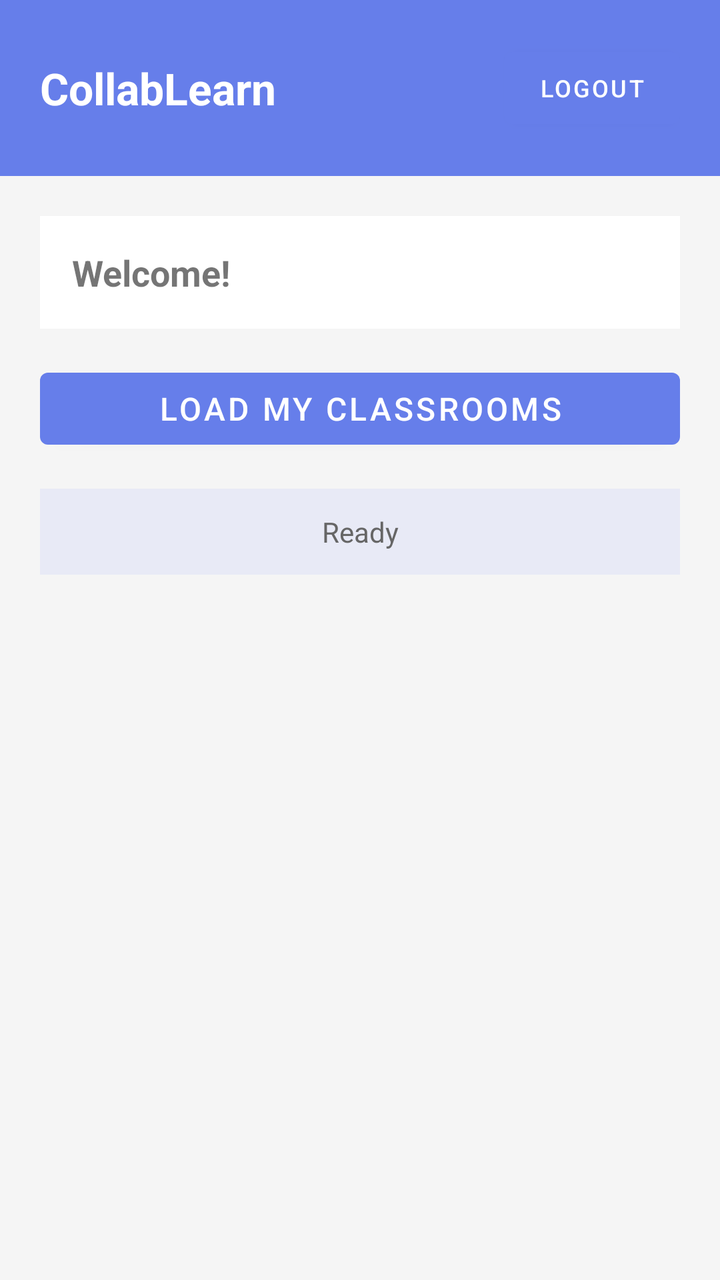
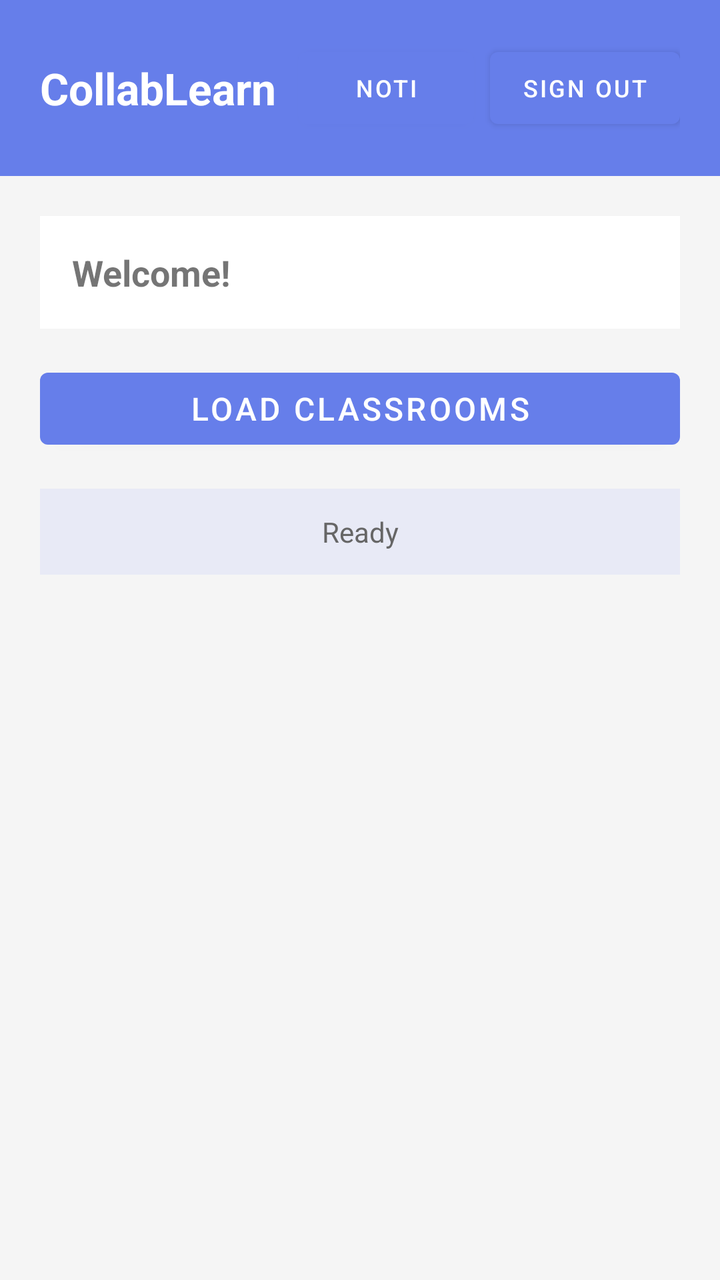

The first picture is an Android layout as it rendered before a commit; the second is the same layout after the commit. The layout source and the unified diff follow.
<!-- AndroidManifest.xml: application theme Theme.CollabLearn -->
<!-- res/layout/activity_main.xml -->
<?xml version="1.0" encoding="utf-8"?>
<LinearLayout xmlns:android="http://schemas.android.com/apk/res/android"
    android:layout_width="match_parent"
    android:layout_height="match_parent"
    android:orientation="vertical"
    android:background="#F5F5F5">

    <LinearLayout
        android:layout_width="match_parent"
        android:layout_height="wrap_content"
        android:background="#667eea"
        android:padding="20dp"
        android:orientation="horizontal"
        android:gravity="center_vertical">

        <TextView
            android:layout_width="0dp"
            android:layout_height="wrap_content"
            android:layout_weight="1"
            android:text="CollabLearn"
            android:textColor="#FFFFFF"
            android:textSize="22sp"
            android:textStyle="bold"/>

        <Button
            android:id="@+id/logoutButton"
            android:layout_width="wrap_content"
            android:layout_height="wrap_content"
            android:text="LOGOUT"
            android:textSize="12sp"/>
    </LinearLayout>

    <ScrollView
        android:layout_width="match_parent"
        android:layout_height="0dp"
        android:layout_weight="1"
        android:fillViewport="true">

        <LinearLayout
            android:layout_width="match_parent"
            android:layout_height="wrap_content"
            android:orientation="vertical"
            android:padding="20dp">

            <TextView
                android:id="@+id/welcomeText"
                android:layout_width="match_parent"
                android:layout_height="wrap_content"
                android:text="Welcome!"
                android:textSize="18sp"
                android:textStyle="bold"
                android:padding="16dp"
                android:background="#FFFFFF"
                android:layout_marginBottom="16dp"/>

            <Button
                android:id="@+id/loadClassroomsButton"
                android:layout_width="match_parent"
                android:layout_height="wrap_content"
                android:text="LOAD MY CLASSROOMS"
                android:textSize="16sp"
                android:layout_marginBottom="16dp"/>

            <ProgressBar
                android:id="@+id/progressBar"
                android:layout_width="wrap_content"
                android:layout_height="wrap_content"
                android:layout_gravity="center"
                android:visibility="gone"
                android:layout_marginBottom="16dp"/>

            <TextView
                android:id="@+id/statusText"
                android:layout_width="match_parent"
                android:layout_height="wrap_content"
                android:padding="12dp"
                android:background="#E8EAF6"
                android:text="Ready"
                android:textColor="#666666"
                android:gravity="center"
                android:layout_marginBottom="16dp"/>

            <LinearLayout
                android:id="@+id/classroomsList"
                android:layout_width="match_parent"
                android:layout_height="wrap_content"
                android:orientation="vertical"/>
        </LinearLayout>
    </ScrollView>

</LinearLayout>
<!-- resources referenced by this layout -->
<resources>
  <style name="Theme.CollabLearn" parent="Theme.MaterialComponents.Light.NoActionBar">
          <item name="colorPrimary">#667eea</item>
          <item name="colorPrimaryVariant">#5568d3</item>
          <item name="colorOnPrimary">#FFFFFF</item>
          <item name="colorSecondary">#764ba2</item>
          <item name="colorSecondaryVariant">#5e3a82</item>
          <item name="colorOnSecondary">#FFFFFF</item>
          <item name="android:statusBarColor">?attr/colorPrimaryVariant</item>
      </style>
</resources>

<!-- the commit's change to res/layout/activity_main.xml (unified diff, before → after) -->
@@ -23,10 +23,18 @@
             android:textStyle="bold"/>
 
         <Button
+            android:id="@+id/notificationButton"
+            android:layout_width="wrap_content"
+            android:layout_height="wrap_content"
+            android:layout_marginEnd="8dp"
+            android:text="noti"
+            android:textSize="12sp"/>
+
+        <Button
             android:id="@+id/logoutButton"
             android:layout_width="wrap_content"
             android:layout_height="wrap_content"
-            android:text="LOGOUT"
+            android:text="sign out"
             android:textSize="12sp"/>
     </LinearLayout>
 
@@ -57,7 +65,7 @@
                 android:id="@+id/loadClassroomsButton"
                 android:layout_width="match_parent"
                 android:layout_height="wrap_content"
-                android:text="LOAD MY CLASSROOMS"
+                android:text="LOAD CLASSROOMS"
                 android:textSize="16sp"
                 android:layout_marginBottom="16dp"/>
 
